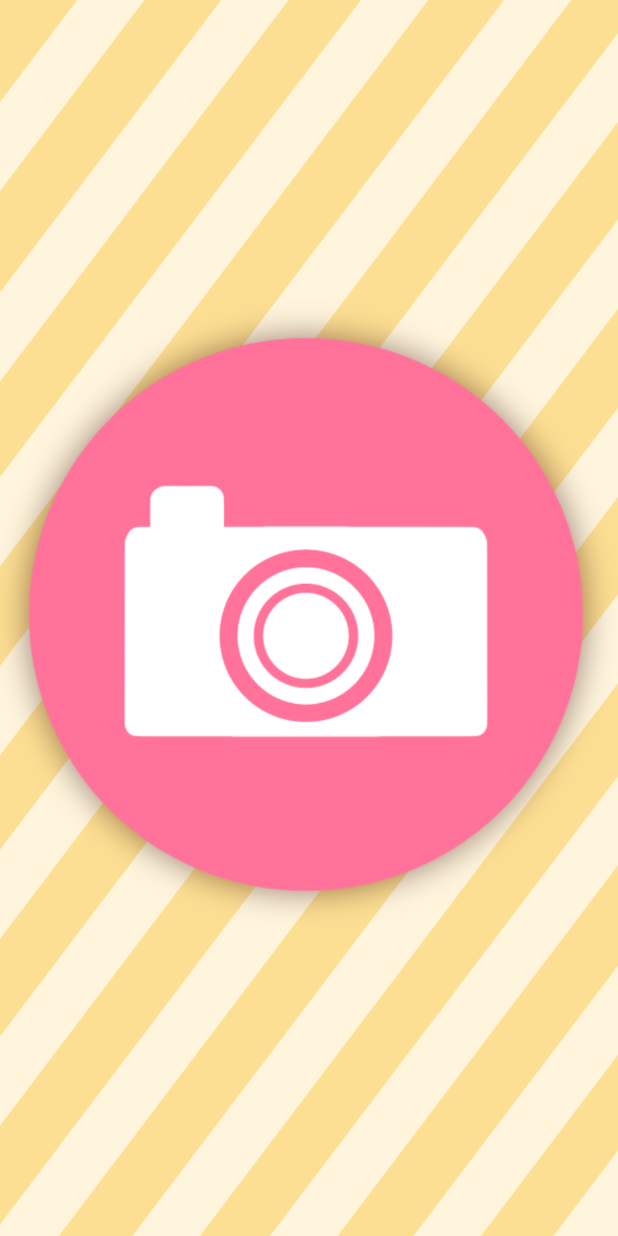
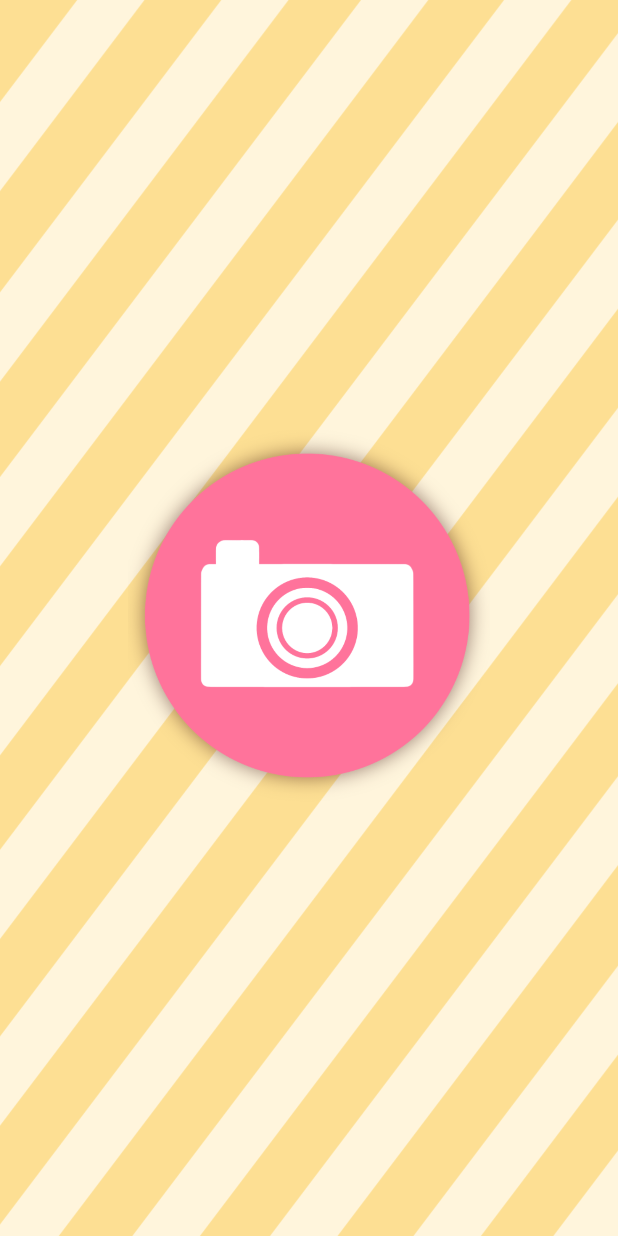
Before and after one commit to kaimu134383431/Fresh_meat_identification, an Android app: the screen it shows after launch (MainActivity), on a phone screen of 412 x 824 dp. Run offline under Robolectric (Android 15) with nearby library versions, the phone set to English and light mode, and no system bars.

Commit message:
カメラボタンの判定の調整

```diff
--- a/app/src/main/res/layout/activity_main.xml
+++ b/app/src/main/res/layout/activity_main.xml
@@ -11,8 +11,8 @@
 
     <ImageButton
         android:id="@+id/b_camera"
-        android:layout_width="match_parent"
-        android:layout_height="match_parent"
+        android:layout_width="241dp"
+        android:layout_height="275dp"
         android:layout_gravity="center"
         android:backgroundTint="#00FFFFFF"
         android:contentDescription="@null"
```
